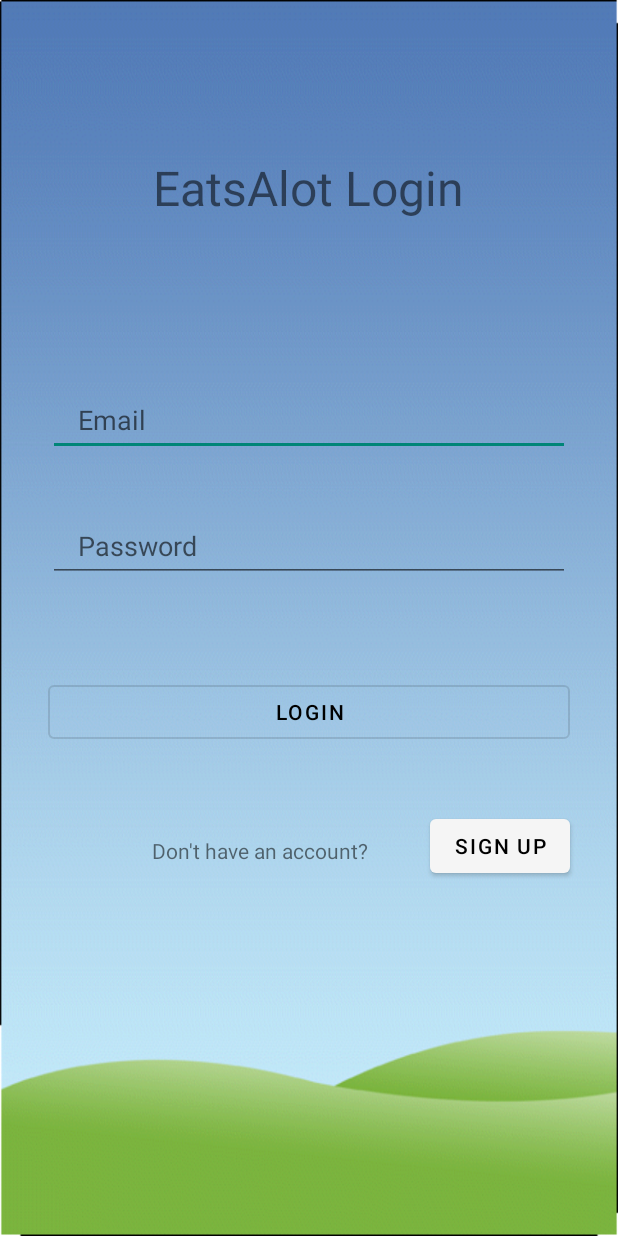
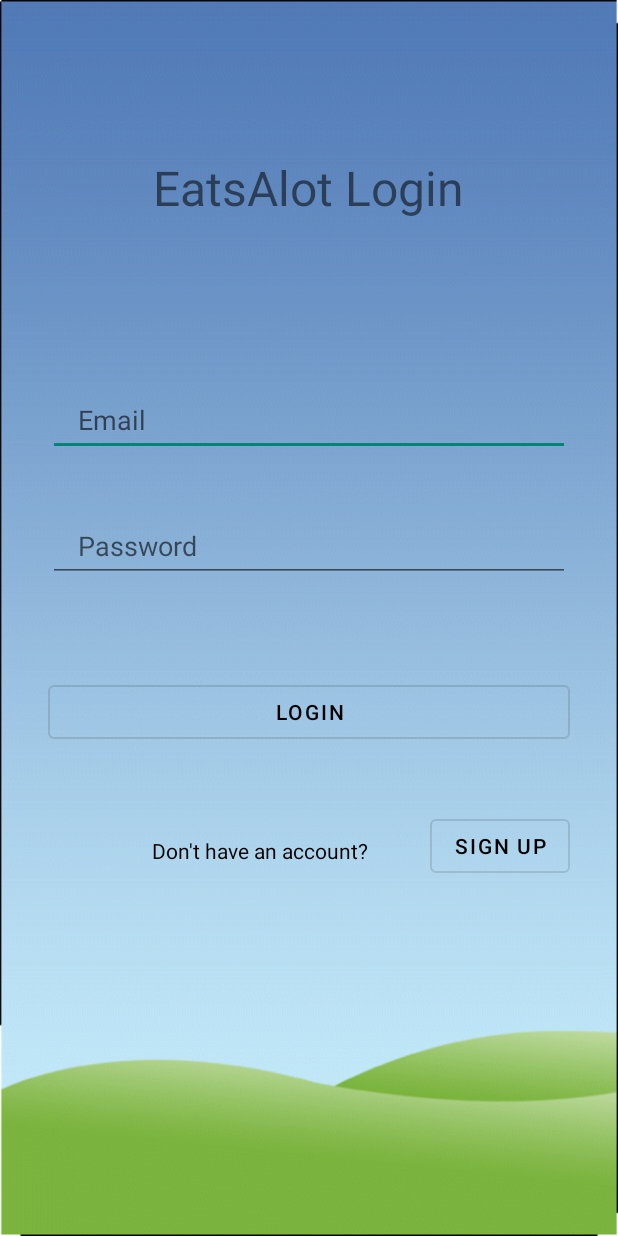
Before and after one commit to haider10954/MAD-Project, an Android app: the LoginActivity screen opened directly, with no data from a screen before it, on a phone screen of 412 x 824 dp. Run offline under Robolectric (Android 15) with nearby library versions, the phone set to English and light mode, and no system bars.

```diff
--- a/app/src/main/java/com/example/mad_assignment_3/LoginActivity.java
+++ b/app/src/main/java/com/example/mad_assignment_3/LoginActivity.java
@@ -36,6 +36,7 @@ public class LoginActivity extends AppCompatActivity {
             startActivity(i);
 
         } );
+
 
         Button btn1 = findViewById(R.id.button_login);
         btn1.setOnClickListener(v -> login());
--- a/app/src/main/res/layout/activity_login2.xml
+++ b/app/src/main/res/layout/activity_login2.xml
@@ -79,10 +79,12 @@
         app:layout_constraintVertical_bias="0.581" />
 
     <TextView
+
         android:id="@+id/textView4"
         android:layout_width="wrap_content"
         android:layout_height="wrap_content"
         android:text="@string/dont"
+        android:textColor="@color/black"
         app:layout_constraintBottom_toBottomOf="parent"
         app:layout_constraintEnd_toEndOf="parent"
         app:layout_constraintHorizontal_bias="0.379"
@@ -91,6 +93,7 @@
         app:layout_constraintVertical_bias="0.693" />
 
     <Button
+        style="?attr/materialButtonOutlinedStyle"
         android:id="@+id/BtnSignUp"
         android:layout_width="wrap_content"
         android:layout_height="wrap_content"
--- a/app/src/main/res/layout/activity_main.xml
+++ b/app/src/main/res/layout/activity_main.xml
@@ -33,5 +33,5 @@
         app:layout_constraintStart_toStartOf="parent"
         app:layout_constraintTop_toTopOf="parent"
         app:layout_constraintVertical_bias="0.04"
-        app:srcCompat="@drawable/r" />
+        app:srcCompat="@drawable/r"/>
 </androidx.constraintlayout.widget.ConstraintLayout>
--- a/app/src/main/res/layout/activity_main2.xml
+++ b/app/src/main/res/layout/activity_main2.xml
@@ -48,11 +48,13 @@
         tools:srcCompat="@tools:sample/avatars" />
 
     <Button
+        style="?attr/materialButtonOutlinedStyle"
         android:id="@+id/button2"
         android:layout_width="wrap_content"
         android:layout_height="wrap_content"
         android:backgroundTint="#FFFFFF"
-        android:text="ToMaps"
+        android:text="To Maps"
+        android:textColor="@color/black"
         app:layout_constraintBottom_toBottomOf="parent"
         app:layout_constraintEnd_toEndOf="parent"
         app:layout_constraintHorizontal_bias="0.856"
```
Also changed, not shown: app/src/main/res/layout/company_list_row.xml (+8 -3 lines).
